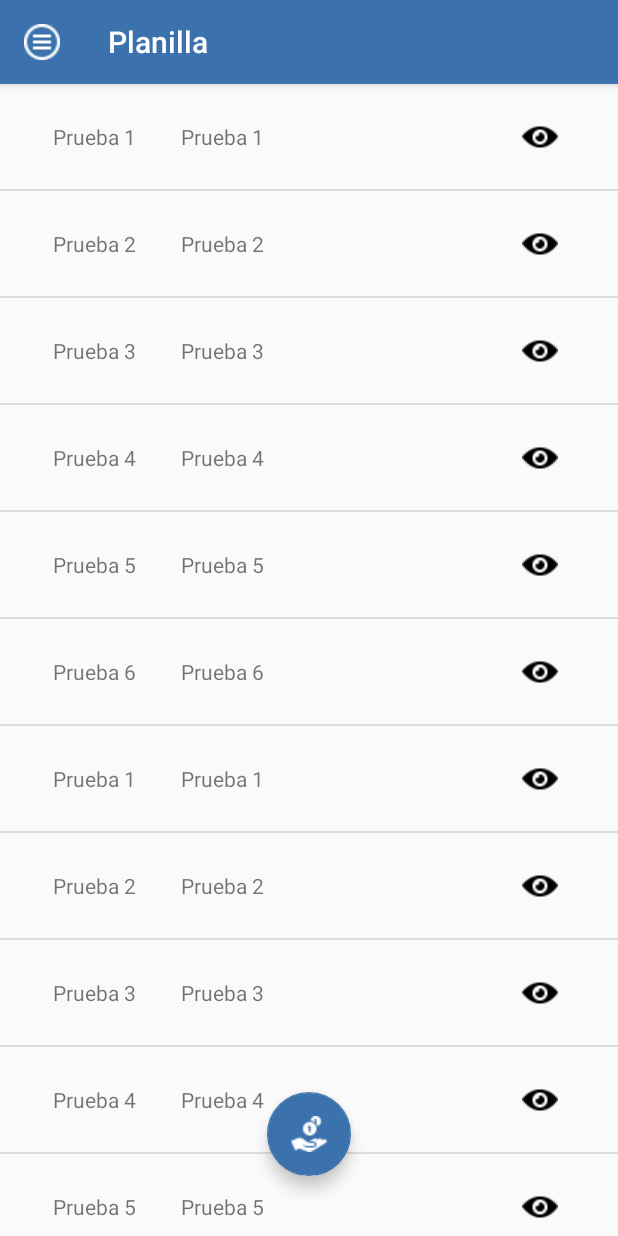
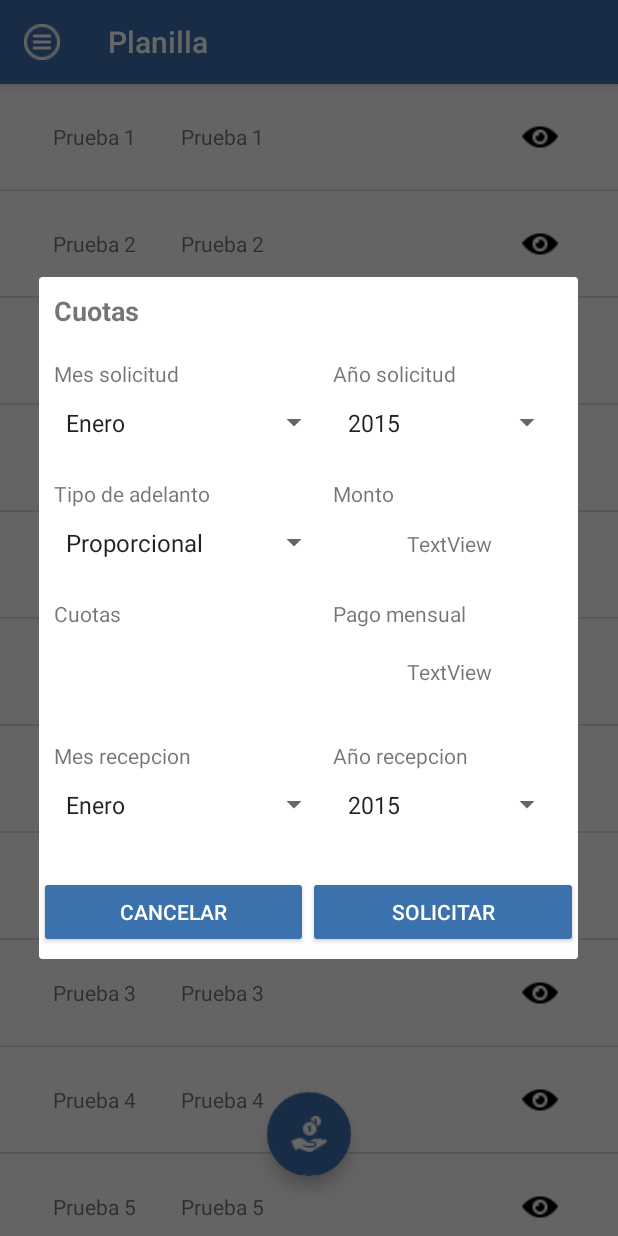
Before and after one commit to partnertechdespliegue/Front_Planilla_Mov, an Android app: the fragment AdelantoSueldoFragment placed in its activity, after a tap on an icon or button, on a phone screen of 412 x 824 dp. Run offline under Robolectric (Android 15) with nearby library versions, the phone set to English and light mode, and no system bars; libraries missing offline, so code that uses them is left out: com.synnapps.carouselview; 3 statements that could not run were skipped; 1 other tap on this screen came first.

Commit message:
Popups Adelanto Sueldo

```diff
--- a/app/src/main/AndroidManifest.xml
+++ b/app/src/main/AndroidManifest.xml
@@ -16,7 +16,6 @@
             tools:ignore="LockedOrientationActivity">
             <intent-filter>
                 <action android:name="android.intent.action.MAIN" />
-
                 <category android:name="android.intent.category.LAUNCHER" />
             </intent-filter>
         </activity>
--- a/app/src/main/java/com/app/partner/plan/Activities/MainActivity.java
+++ b/app/src/main/java/com/app/partner/plan/Activities/MainActivity.java
@@ -88,7 +88,6 @@ public class MainActivity extends AppCompatActivity {
                     case R.id.gesBoletas:
                         fragment = new GestionBoletas();
                         fragmentTransaction = true;
-                        Toast.makeText(MainActivity.this, "No implementado", Toast.LENGTH_SHORT).show();
                         break;
                     case R.id.gesAdelantoSueldo:
                         fragment = new AdelantoSueldoFragment();
--- a/app/src/main/java/com/app/partner/plan/Fragments/AdelantoSueldoFragment.java
+++ b/app/src/main/java/com/app/partner/plan/Fragments/AdelantoSueldoFragment.java
@@ -26,6 +26,7 @@ public class AdelantoSueldoFragment extends Fragment {
 
     private ListView listViewAdelantarSueldo;
     private ListAdapterAdelantoSueldo adapterAdelantoSueldo;
+
     public AdelantoSueldoFragment() {
         // Required empty public constructor
     }
@@ -48,7 +49,9 @@ public class AdelantoSueldoFragment extends Fragment {
         fabSolicitarAdelanto.setOnClickListener(new View.OnClickListener() {
             @Override
             public void onClick(View v) {
-                Toast.makeText(getContext(), "Solicitar adelanto", Toast.LENGTH_SHORT).show();
+                DialogSolicitarAdelantoSueldoFragment dialog = new DialogSolicitarAdelantoSueldoFragment();
+                dialog.show(((MainActivity) getContext()).getSupportFragmentManager(), null);
+//                Toast.makeText(getContext(), "Solicitar adelanto", Toast.LENGTH_SHORT).show();
             }
         });
     }
@@ -57,7 +60,8 @@ public class AdelantoSueldoFragment extends Fragment {
         adapterAdelantoSueldo = new ListAdapterAdelantoSueldo(getContext(), obtenerListString(), new ListAdapterAdelantoSueldo.OnClickListener() {
             @Override
             public void onEyeClick(String adelantoSueldo, int position) {
-                Toast.makeText(getContext(), "Ayy mi ojo", Toast.LENGTH_SHORT).show();
+                DialogVerAdelantoSueldoFragment dialog = new DialogVerAdelantoSueldoFragment();
+                dialog.show(((MainActivity) getContext()).getSupportFragmentManager(), null);
             }
         });
 
@@ -79,8 +83,8 @@ public class AdelantoSueldoFragment extends Fragment {
             public void onScroll(AbsListView view, int firstVisibleItem, int visibleItemCount, int totalItemCount) {
                 int lastItem = firstVisibleItem + visibleItemCount;
                 List<String> ls = obtenerListString();
-                if ( ls.size() > 0) {
-                    if (visibleItemCount == totalItemCount){
+                if (ls.size() > 0) {
+                    if (visibleItemCount == totalItemCount) {
                         fabSolicitarAdelanto.show();
                     } else {
                         if (lastItem == totalItemCount) {
@@ -96,7 +100,7 @@ public class AdelantoSueldoFragment extends Fragment {
         });
     }
 
-    private List<String> obtenerListString(){
+    private List<String> obtenerListString() {
         List<String> lsString = new ArrayList<>();
         lsString.add("Prueba 1");
         lsString.add("Prueba 2");
@@ -116,6 +120,6 @@ public class AdelantoSueldoFragment extends Fragment {
         lsString.add("Prueba 4");
         lsString.add("Prueba 5");
         lsString.add("Prueba 6");
-        return  lsString;
+        return lsString;
     }
 }
--- /dev/null
+++ b/app/src/main/java/com/app/partner/plan/Fragments/DialogSolicitarAdelantoSueldoFragment.java
@@ -0,0 +1,156 @@
+package com.app.partner.plan.Fragments;
+
+import android.app.Activity;
+import android.app.AlertDialog;
+import android.app.Dialog;
+import android.content.Context;
+import android.os.Bundle;
+
+import androidx.annotation.NonNull;
+import androidx.annotation.Nullable;
+import androidx.fragment.app.DialogFragment;
+import androidx.fragment.app.Fragment;
+
+import android.view.LayoutInflater;
+import android.view.View;
+import android.view.ViewGroup;
+import android.widget.ArrayAdapter;
+import android.widget.Button;
+import android.widget.EditText;
+import android.widget.Spinner;
+import android.widget.Toast;
+
+import com.app.partner.plan.R;
+
+import java.util.ArrayList;
+import java.util.List;
+
+public class DialogSolicitarAdelantoSueldoFragment extends DialogFragment {
+
+    Activity activity;
+    EditText etCuotas;
+    Spinner spMesSolicitud, spAnoSolicitud, spMesRecepcion, spAnoRecepcion, spTipoAdelanto;
+    Button btnCancelar, btnSolicitar;
+
+    public DialogSolicitarAdelantoSueldoFragment() {
+        // Required empty public constructor
+    }
+
+    @Override
+    public void onAttach(@NonNull Context context) {
+        super.onAttach(context);
+        if (context instanceof Activity) {
+            this.activity = (Activity) context;
+        }
+    }
+
+    @NonNull
+    @Override
+    public Dialog onCreateDialog(@Nullable Bundle savedInstanceState) {
+
+        return crearDialog();
+    }
+
+    private Dialog crearDialog() {
+        AlertDialog.Builder builder = new AlertDialog.Builder(getActivity());
+        View view = getActivity().getLayoutInflater().inflate(R.layout.fragment_dialog_solicitar_adelanto_sueldo, null);
+        builder.setView(view);
+        obtenerViews(view);
+        eventoViews();
+        return builder.create();
+    }
+
+    private void eventoViews() {
+        eventoButton();
+        eventoSpinner();
+    }
+
+    private void eventoSpinner() {
+
+        ArrayAdapter<String> adapterMesSolicitud = new ArrayAdapter<>(getContext(), android.R.layout.simple_spinner_item, obtenerMeses());
+        adapterMesSolicitud.setDropDownViewResource(android.R.layout.simple_spinner_dropdown_item);
+        spMesSolicitud.setAdapter(adapterMesSolicitud);
+
+        ArrayAdapter<String> adapterAnoSolicitud = new ArrayAdapter<>(getContext(), android.R.layout.simple_spinner_item, obtenerAños());
+        adapterAnoSolicitud.setDropDownViewResource(android.R.layout.simple_spinner_dropdown_item);
+        spAnoSolicitud.setAdapter(adapterAnoSolicitud);
+
+        ArrayAdapter<String> adapterTipoAdelanto = new ArrayAdapter<>(getContext(), android.R.layout.simple_spinner_item, obtenerTipoAdelanto());
+        adapterTipoAdelanto.setDropDownViewResource(android.R.layout.simple_spinner_dropdown_item);
+        spTipoAdelanto.setAdapter(adapterTipoAdelanto);
+
+        ArrayAdapter<String> adapterMesRecepcion = new ArrayAdapter<>(getContext(), android.R.layout.simple_spinner_item, obtenerMeses());
+        adapterMesRecepcion.setDropDownViewResource(android.R.layout.simple_spinner_dropdown_item);
+        spMesRecepcion.setAdapter(adapterMesRecepcion);
+
+        ArrayAdapter<String> adapterAnoRecepcion = new ArrayAdapter<>(getContext(), android.R.layout.simple_spinner_item, obtenerAños());
+        adapterAnoRecepcion.setDropDownViewResource(android.R.layout.simple_spinner_dropdown_item);
+        spAnoRecepcion.setAdapter(adapterAnoRecepcion);
+    }
+
+    private void eventoButton() {
+        btnCancelar.setOnClickListener(new View.OnClickListener() {
+            @Override
+            public void onClick(View v) {
+                dismiss();
+            }
+        });
+        btnSolicitar.setOnClickListener(new View.OnClickListener() {
+            @Override
+            public void onClick(View v) {
+                Toast.makeText(getContext(), "Adelanto de sueldo solicitado", Toast.LENGTH_SHORT).show();
+                dismiss();
+            }
+        });
+    }
+
+    private void obtenerViews(View view) {
+        btnCancelar = view.findViewById(R.id.buttonCancelarSoliAdelantoSueldo);
+        btnSolicitar = view.findViewById(R.id.buttonSolicitarSoliAdelantoSueldo);
+        spMesSolicitud = view.findViewById(R.id.spinnerMesSolicitarSoliAdelantoSueldo);
+        spAnoSolicitud = view.findViewById(R.id.spinnerAnoSolicitarSoliAdelantoSueldo);
+        spMesRecepcion = view.findViewById(R.id.spinnerMesRecepcionSoliAdelantoSueldo);
+        spAnoRecepcion = view.findViewById(R.id.spinnerAnoRecepcionSoliAdelantoSueldo);
+        spTipoAdelanto = view.findViewById(R.id.spinnerTipoSoliAdelantoSueldo);
+        etCuotas = view.findViewById(R.id.editTextCuotaSoliAdelantoSueldo);
+    }
+
+    private List<String> obtenerMeses(){
+        List<String> lsmeses = new ArrayList<>();
+        lsmeses.add("Enero");
+        lsmeses.add("Febrero");
+        lsmeses.add("Marzo");
+        lsmeses.add("Abril");
+        lsmeses.add("Mayo");
+        lsmeses.add("Junio");
+        lsmeses.add("Julio");
+        lsmeses.add("Agosto");
+        lsmeses.add("Septiembre");
+        lsmeses.add("Octubre");
+        lsmeses.add("Noviembre");
+        lsmeses.add("Diciembre");
+        return lsmeses;
+    }
+
+    private List<String> obtenerAños(){
+        List<String> lsanos = new ArrayList<>();
+        lsanos.add("2015");
+        lsanos.add("2016");
+        lsanos.add("2017");
+        lsanos.add("2018");
+        lsanos.add("2019");
+        lsanos.add("2020");
+        lsanos.add("2021");
+        lsanos.add("2022");
+        lsanos.add("2023");
+        return lsanos;
+    }
+
+    private List<String> obtenerTipoAdelanto(){
+        List<String> lstipoAdelanto = new ArrayList<>();
+        lstipoAdelanto.add("Proporcional");
+        lstipoAdelanto.add("Emergencia");
+        return lstipoAdelanto;
+    }
+
+}
--- /dev/null
+++ b/app/src/main/res/layout/fragment_dialog_solicitar_adelanto_sueldo.xml
@@ -0,0 +1,261 @@
+<?xml version="1.0" encoding="utf-8"?>
+<androidx.constraintlayout.widget.ConstraintLayout xmlns:android="http://schemas.android.com/apk/res/android"
+    xmlns:app="http://schemas.android.com/apk/res-auto"
+    xmlns:tools="http://schemas.android.com/tools"
+    android:layout_width="match_parent"
+    android:layout_height="wrap_content"
+    tools:context=".Fragments.DialogSolicitarAdelantoSueldoFragment">
+
+    <TextView
+        android:id="@+id/textViewCuotasDialogAdeSueldo"
+        android:layout_width="wrap_content"
+        android:layout_height="wrap_content"
+        android:layout_marginStart="10dp"
+        android:layout_marginTop="10dp"
+        android:text="@string/text_dialog_cuotas"
+        android:textSize="18dp"
+        android:textStyle="bold"
+        app:layout_constraintStart_toStartOf="parent"
+        app:layout_constraintTop_toTopOf="parent" />
+
+    <LinearLayout
+        android:id="@+id/linearLayout7"
+        android:layout_width="match_parent"
+        android:layout_height="wrap_content"
+        android:layout_marginStart="10dp"
+        android:layout_marginTop="20dp"
+        android:layout_marginEnd="10dp"
+        app:layout_constraintEnd_toEndOf="parent"
+        app:layout_constraintStart_toStartOf="parent"
+        app:layout_constraintTop_toBottomOf="@+id/textViewCuotasDialogAdeSueldo">
+
+        <TextView
+            android:layout_width="0dp"
+            android:layout_height="wrap_content"
+            android:layout_weight="0.55"
+            android:text="@string/text_dailog_mes_solocitud" />
+
+        <TextView
+            android:layout_width="0dp"
+            android:layout_height="wrap_content"
+            android:layout_weight="0.45"
+            android:text="@string/text_dialog_ano_solicitud" />
+    </LinearLayout>
+
+    <androidx.appcompat.widget.LinearLayoutCompat
+        android:id="@+id/linearLayoutCompat"
+        android:layout_width="match_parent"
+        android:layout_height="wrap_content"
+        android:layout_marginStart="10dp"
+        android:layout_marginTop="5dp"
+        android:layout_marginEnd="10dp"
+        app:layout_constraintEnd_toEndOf="parent"
+        app:layout_constraintHorizontal_bias="1.0"
+        app:layout_constraintStart_toStartOf="parent"
+        app:layout_constraintTop_toBottomOf="@+id/linearLayout7">
+
+        <Spinner
+            android:id="@+id/spinnerMesSolicitarSoliAdelantoSueldo"
+            android:layout_width="0dp"
+            android:layout_height="35dp"
+            android:layout_marginRight="2dp"
+            android:layout_weight="0.55" />
+
+        <Spinner
+            android:id="@+id/spinnerAnoSolicitarSoliAdelantoSueldo"
+            android:layout_width="0dp"
+            android:layout_height="35dp"
+            android:layout_marginLeft="2dp"
+            android:layout_weight="0.45" />
+    </androidx.appcompat.widget.LinearLayoutCompat>
+
+    <LinearLayout
+        android:id="@+id/linearLayout8"
+        android:layout_width="match_parent"
+        android:layout_height="wrap_content"
+        android:layout_marginStart="10dp"
+        android:layout_marginTop="20dp"
+        android:layout_marginEnd="10dp"
+        app:layout_constraintEnd_toEndOf="parent"
+        app:layout_constraintStart_toStartOf="parent"
+        app:layout_constraintTop_toBottomOf="@+id/linearLayoutCompat">
+
+        <TextView
+            android:layout_width="0dp"
+            android:layout_height="wrap_content"
+            android:layout_weight="0.55"
+            android:text="@string/text_dialog_tipo_adelanto_sueldo" />
+
+        <TextView
+            android:layout_width="0dp"
+            android:layout_height="wrap_content"
+            android:layout_weight="0.45"
+            android:text="@string/text_dialog_monto" />
+    </LinearLayout>
+
+    <LinearLayout
+        android:id="@+id/linearLayout4"
+        android:layout_width="match_parent"
+        android:layout_height="wrap_content"
+        android:layout_marginStart="10dp"
+        android:layout_marginTop="5dp"
+        android:layout_marginEnd="10dp"
+        app:layout_constraintEnd_toEndOf="parent"
+        app:layout_constraintHorizontal_bias="0.0"
+        app:layout_constraintStart_toStartOf="parent"
+        app:layout_constraintTop_toBottomOf="@+id/linearLayout8">
+
+        <Spinner
+            android:id="@+id/spinnerTipoSoliAdelantoSueldo"
+            android:layout_width="0dp"
+            android:layout_height="35dp"
+            android:layout_marginRight="2dp"
+            android:layout_weight="0.55" />
+
+        <TextView
+            android:id="@+id/textViewMontoSoliAdelantoSueldo"
+            android:layout_width="0dp"
+            android:layout_height="wrap_content"
+            android:layout_marginLeft="2dp"
+            android:layout_weight="0.45"
+            android:text="TextView"
+            android:textAlignment="center" />
+    </LinearLayout>
+
+    <LinearLayout
+        android:id="@+id/linearLayout9"
+        android:layout_width="match_parent"
+        android:layout_height="wrap_content"
+        android:layout_marginStart="10dp"
+        android:layout_marginTop="20dp"
+        android:layout_marginEnd="10dp"
+        app:layout_constraintEnd_toEndOf="parent"
+        app:layout_constraintStart_toStartOf="parent"
+        app:layout_constraintTop_toBottomOf="@+id/linearLayout4">
+
+        <TextView
+            android:layout_width="0dp"
+            android:layout_height="wrap_content"
+            android:layout_weight="0.55"
+            android:text="@string/text_dialog_cantidad_cuotas" />
+
+        <TextView
+            android:layout_width="0dp"
+            android:layout_height="wrap_content"
+            android:layout_weight="0.45"
+            android:text="@string/text_dialog_pago_mensual" />
+    </LinearLayout>
+
+    <LinearLayout
+        android:id="@+id/linearLayout5"
+        android:layout_width="match_parent"
+        android:layout_height="50dp"
+        android:layout_marginStart="10dp"
+        android:layout_marginTop="5dp"
+        android:layout_marginEnd="10dp"
+        app:layout_constraintEnd_toEndOf="parent"
+        app:layout_constraintHorizontal_bias="1.0"
+        app:layout_constraintStart_toStartOf="parent"
+        app:layout_constraintTop_toBottomOf="@+id/linearLayout9">
+
+        <EditText
+            android:id="@+id/editTextCuotaSoliAdelantoSueldo"
+            android:layout_width="0dp"
+            android:layout_height="wrap_content"
+            android:layout_marginRight="2dp"
+            android:layout_weight="0.55"
+            android:backgroundTint="@android:color/transparent"
+            android:inputType="number" />
+
+        <TextView
+            android:id="@+id/textViewMensualSoliAdelantoSueldo"
+            android:layout_width="0dp"
+            android:layout_height="wrap_content"
+            android:layout_marginLeft="2dp"
+            android:layout_weight="0.45"
+            android:text="TextView"
+            android:textAlignment="center" />
+    </LinearLayout>
+
+    <LinearLayout
+        android:id="@+id/linearLayout10"
+        android:layout_width="match_parent"
+        android:layout_height="wrap_content"
+        android:layout_marginStart="10dp"
+        android:layout_marginTop="20dp"
+        android:layout_marginEnd="10dp"
+        app:layout_constraintEnd_toEndOf="parent"
+        app:layout_constraintStart_toStartOf="parent"
+        app:layout_constraintTop_toBottomOf="@+id/linearLayout5">
+
+        <TextView
+            android:layout_width="0dp"
+            android:layout_height="wrap_content"
+            android:layout_weight="0.55"
+            android:text="@string/text_dialog_mes_recepcion" />
+
+        <TextView
+            android:layout_width="0dp"
+            android:layout_height="wrap_content"
+            android:layout_weight="0.45"
+            android:text="@string/text_dialog_ano_recepcion" />
+    </LinearLayout>
+
+    <LinearLayout
+        android:id="@+id/linearLayout6"
+        android:layout_width="match_parent"
+        android:layout_height="wrap_content"
+        android:layout_marginStart="10dp"
+        android:layout_marginTop="5dp"
+        android:layout_marginEnd="10dp"
+        app:layout_constraintEnd_toEndOf="parent"
+        app:layout_constraintHorizontal_bias="1.0"
+        app:layout_constraintStart_toStartOf="parent"
+        app:layout_constraintTop_toBottomOf="@+id/linearLayout10">
+
+        <Spinner
+            android:id="@+id/spinnerMesRecepcionSoliAdelantoSueldo"
+            android:layout_width="0dp"
+            android:layout_height="35dp"
+            android:layout_marginRight="2dp"
+            android:layout_weight="0.55" />
+
+        <Spinner
+            android:id="@+id/spinnerAnoRecepcionSoliAdelantoSueldo"
+            android:layout_width="0dp"
+            android:layout_height="35dp"
+            android:layout_marginLeft="2dp"
+            android:layout_weight="0.45" />
+    </LinearLayout>
+
+    <LinearLayout
+        android:layout_width="match_parent"
+        android:layout_height="50dp"
+        android:layout_marginTop="30dp"
+        android:layout_marginBottom="5dp"
+        app:layout_constraintBottom_toBottomOf="parent"
+        app:layout_constraintEnd_toEndOf="parent"
+        app:layout_constraintStart_toStartOf="parent"
+        app:layout_constraintTop_toBottomOf="@+id/linearLayout6">
+
+        <Button
+            android:id="@+id/buttonCancelarSoliAdelantoSueldo"
+            android:layout_width="0dp"
+            android:layout_height="wrap_content"
+            android:layout_weight="1"
+            android:backgroundTint="@color/tres"
+            android:text="@string/button_cancelar"
+            android:textColor="@color/white" />
+
+        <Button
+            android:id="@+id/buttonSolicitarSoliAdelantoSueldo"
+            android:layout_width="0dp"
+            android:layout_height="wrap_content"
+            android:layout_weight="1"
+            android:backgroundTint="@color/tres"
+            android:text="@string/button_solicitar"
+            android:textColor="@color/white" />
+    </LinearLayout>
+
+
+</androidx.constraintlayout.widget.ConstraintLayout>
--- a/app/src/main/res/layout/header_navegation.xml
+++ b/app/src/main/res/layout/header_navegation.xml
@@ -37,7 +37,7 @@
         android:layout_width="96dp"
         android:layout_height="96dp"
         android:src="@drawable/rostro"
-        app:civ_border_width="2dp"
+        app:civ_border_width="0dp"
         app:civ_border_color="#FF000000"
         android:layout_marginStart="10dp"
         android:layout_marginTop="10dp"
--- a/app/src/main/res/values/strings.xml
+++ b/app/src/main/res/values/strings.xml
@@ -16,4 +16,18 @@
     <string name="menu_option_gesVacaciones">Gestión vacaciones</string>
     <string name="menu_option_gesAjusteCuenta">Ajuste de cuenta</string>
     <string name="Text_Noticias">Noticias</string>
+    <string name="text_cuotas_ver_adelanto_sueldo">Cuotas</string>
+    <string name="button_cancelar">Cancelar</string>
+    <string name="text_periodo">Periodo</string>
+    <string name="text_estado">Estado</string>
+    <string name="text_dialog_cuotas">Cuotas</string>
+    <string name="text_dailog_mes_solocitud">Mes solicitud</string>
+    <string name="text_dialog_ano_solicitud">Año solicitud</string>
+    <string name="text_dialog_tipo_adelanto_sueldo">Tipo de adelanto</string>
+    <string name="text_dialog_monto">Monto</string>
+    <string name="text_dialog_cantidad_cuotas">Cuotas</string>
+    <string name="text_dialog_pago_mensual">Pago mensual</string>
+    <string name="text_dialog_mes_recepcion">Mes recepcion</string>
+    <string name="text_dialog_ano_recepcion">Año recepcion</string>
+    <string name="button_solicitar">Solicitar</string>
 </resources>
```
Also changed, not shown: app/src/main/java/com/app/partner/plan/Adapters/ListAdapterCuotaAdelantoSueldo.java (added, +60 -0 lines), app/src/main/java/com/app/partner/plan/Fragments/DialogVerAdelantoSueldoFragment.java (added, +93 -0 lines), app/src/main/res/layout/fragment_dialog_ver_adelanto_sueldo.xml (added, +77 -0 lines), app/src/main/res/layout/list_cuota_adelanto_sueldo.xml (added, +29 -0 lines).
